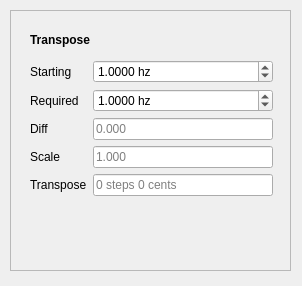
First picture: the form in resources/transpose_panel.ui, repository plewto/Piasa, before the edit.
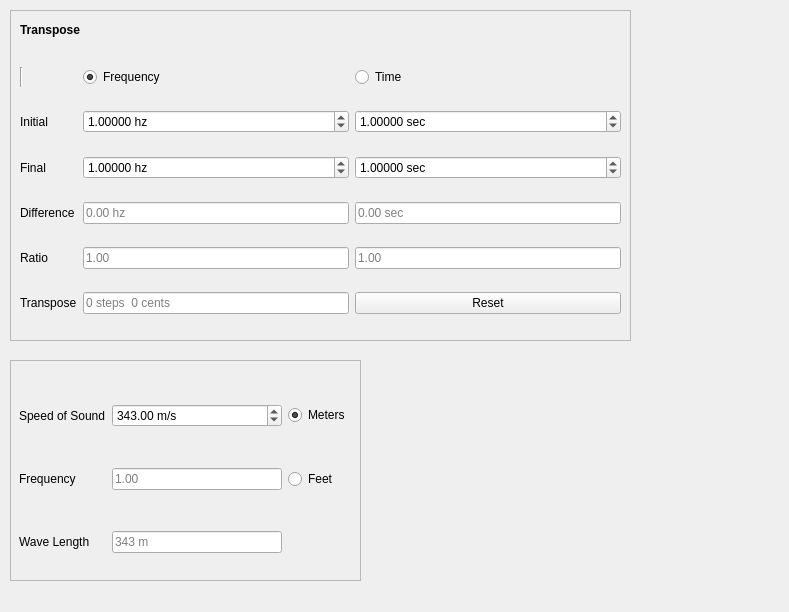
Second picture: the form after the edit.

Commit message: Updates Transpose panel to include period and wavelength values.

```diff
--- a/resources/transpose_panel.ui
+++ b/resources/transpose_panel.ui
@@ -6,8 +6,8 @@
    <rect>
     <x>0</x>
     <y>0</y>
-    <width>302</width>
-    <height>286</height>
+    <width>789</width>
+    <height>612</height>
    </rect>
   </property>
   <property name="windowTitle">
@@ -18,8 +18,8 @@
     <rect>
      <x>10</x>
      <y>10</y>
-     <width>281</width>
-     <height>261</height>
+     <width>621</width>
+     <height>331</height>
     </rect>
    </property>
    <property name="frameShape">
@@ -31,8 +31,8 @@
    <widget class="QLabel" name="label">
     <property name="geometry">
      <rect>
-      <x>20</x>
-      <y>20</y>
+      <x>10</x>
+      <y>10</y>
       <width>81</width>
       <height>20</height>
      </rect>
@@ -50,131 +50,310 @@
    <widget class="QWidget" name="formLayoutWidget">
     <property name="geometry">
      <rect>
-      <x>20</x>
-      <y>50</y>
-      <width>243</width>
-      <height>186</height>
+      <x>10</x>
+      <y>40</y>
+      <width>601</width>
+      <height>281</height>
      </rect>
     </property>
-    <layout class="QFormLayout" name="formLayout">
-     <property name="fieldGrowthPolicy">
-      <enum>QFormLayout::AllNonFixedFieldsGrow</enum>
-     </property>
+    <layout class="QGridLayout" name="gridLayout">
      <item row="0" column="0">
+      <widget class="Line" name="line">
+       <property name="orientation">
+        <enum>Qt::Vertical</enum>
+       </property>
+      </widget>
+     </item>
+     <item row="5" column="3">
+      <widget class="QLineEdit" name="line_edit_transpose">
+       <property name="readOnly">
+        <bool>true</bool>
+       </property>
+       <property name="placeholderText">
+        <string>0 steps  0 cents</string>
+       </property>
+      </widget>
+     </item>
+     <item row="0" column="3">
+      <widget class="QRadioButton" name="radio_frequency">
+       <property name="text">
+        <string>Frequency </string>
+       </property>
+       <property name="checked">
+        <bool>true</bool>
+       </property>
+      </widget>
+     </item>
+     <item row="4" column="3">
+      <widget class="QLineEdit" name="line_edit_freq_ratio">
+       <property name="readOnly">
+        <bool>true</bool>
+       </property>
+       <property name="placeholderText">
+        <string>1.00</string>
+       </property>
+      </widget>
+     </item>
+     <item row="1" column="0">
       <widget class="QLabel" name="label_2">
        <property name="text">
-        <string>Starting</string>
+        <string>Initial</string>
        </property>
       </widget>
      </item>
-     <item row="1" column="0">
-      <widget class="QLabel" name="label_3">
-       <property name="text">
-        <string>Required</string>
+     <item row="1" column="4">
+      <widget class="QDoubleSpinBox" name="dspin_time0">
+       <property name="readOnly">
+        <bool>false</bool>
        </property>
-      </widget>
-     </item>
-     <item row="3" column="0">
-      <widget class="QLabel" name="label_4">
-       <property name="text">
-        <string>Scale</string>
+       <property name="suffix">
+        <string> sec</string>
+       </property>
+       <property name="decimals">
+        <number>5</number>
+       </property>
+       <property name="minimum">
+        <double>0.000050000000000</double>
+       </property>
+       <property name="maximum">
+        <double>20000.000000000000000</double>
+       </property>
+       <property name="value">
+        <double>1.000000000000000</double>
        </property>
       </widget>
      </item>
      <item row="4" column="0">
       <widget class="QLabel" name="label_5">
        <property name="text">
-        <string>Transpose</string>
+        <string>Ratio</string>
        </property>
       </widget>
      </item>
-     <item row="0" column="1">
-      <widget class="QDoubleSpinBox" name="dspin_starting">
-       <property name="toolTip">
-        <string>Initial frequency</string>
-       </property>
-       <property name="suffix">
-        <string> hz</string>
-       </property>
-       <property name="decimals">
-        <number>4</number>
-       </property>
-       <property name="minimum">
-        <double>0.000100000000000</double>
-       </property>
-       <property name="maximum">
-        <double>1000000.000000000000000</double>
-       </property>
-       <property name="value">
-        <double>1.000000000000000</double>
-       </property>
-      </widget>
-     </item>
-     <item row="1" column="1">
-      <widget class="QDoubleSpinBox" name="dspin_required">
-       <property name="toolTip">
-        <string>Required frequency</string>
-       </property>
-       <property name="suffix">
-        <string> hz</string>
-       </property>
-       <property name="decimals">
-        <number>4</number>
-       </property>
-       <property name="minimum">
-        <double>0.000100000000000</double>
-       </property>
-       <property name="maximum">
-        <double>1000000.000000000000000</double>
-       </property>
-       <property name="value">
-        <double>1.000000000000000</double>
-       </property>
-      </widget>
-     </item>
-     <item row="3" column="1">
-      <widget class="QLineEdit" name="line_edit_scale">
-       <property name="toolTip">
-        <string>Ratio required / starting</string>
-       </property>
-       <property name="readOnly">
-        <bool>true</bool>
-       </property>
-       <property name="placeholderText">
-        <string>1.000</string>
-       </property>
-      </widget>
-     </item>
-     <item row="4" column="1">
-      <widget class="QLineEdit" name="line_edit_transpose">
-       <property name="toolTip">
-        <string>Transpose amount in steps and cents</string>
-       </property>
-       <property name="readOnly">
-        <bool>true</bool>
-       </property>
-       <property name="placeholderText">
-        <string>0 steps 0 cents</string>
-       </property>
-      </widget>
-     </item>
-     <item row="2" column="0">
+     <item row="5" column="0">
       <widget class="QLabel" name="label_6">
        <property name="text">
-        <string>Diff</string>
+        <string>Transpose</string>
        </property>
       </widget>
      </item>
-     <item row="2" column="1">
-      <widget class="QLineEdit" name="line_edit_diff">
-       <property name="toolTip">
-        <string>Differance abs(required - start)</string>
+     <item row="2" column="0">
+      <widget class="QLabel" name="label_3">
+       <property name="text">
+        <string>Final</string>
        </property>
+      </widget>
+     </item>
+     <item row="3" column="0">
+      <widget class="QLabel" name="label_4">
+       <property name="text">
+        <string>Difference</string>
+       </property>
+      </widget>
+     </item>
+     <item row="3" column="3">
+      <widget class="QLineEdit" name="line_edit_freq_diff">
        <property name="readOnly">
         <bool>true</bool>
        </property>
        <property name="placeholderText">
-        <string>0.000</string>
+        <string>0.00 hz</string>
+       </property>
+      </widget>
+     </item>
+     <item row="2" column="4">
+      <widget class="QDoubleSpinBox" name="dspin_time1">
+       <property name="readOnly">
+        <bool>false</bool>
+       </property>
+       <property name="suffix">
+        <string> sec</string>
+       </property>
+       <property name="decimals">
+        <number>5</number>
+       </property>
+       <property name="minimum">
+        <double>0.000050000000000</double>
+       </property>
+       <property name="maximum">
+        <double>20000.000000000000000</double>
+       </property>
+       <property name="value">
+        <double>1.000000000000000</double>
+       </property>
+      </widget>
+     </item>
+     <item row="2" column="3">
+      <widget class="QDoubleSpinBox" name="dspin_freq1">
+       <property name="suffix">
+        <string> hz</string>
+       </property>
+       <property name="decimals">
+        <number>5</number>
+       </property>
+       <property name="minimum">
+        <double>0.000050000000000</double>
+       </property>
+       <property name="maximum">
+        <double>20000.000000000000000</double>
+       </property>
+       <property name="value">
+        <double>1.000000000000000</double>
+       </property>
+      </widget>
+     </item>
+     <item row="1" column="3">
+      <widget class="QDoubleSpinBox" name="dspin_freq0">
+       <property name="suffix">
+        <string> hz</string>
+       </property>
+       <property name="decimals">
+        <number>5</number>
+       </property>
+       <property name="minimum">
+        <double>0.000050000000000</double>
+       </property>
+       <property name="maximum">
+        <double>20000.000000000000000</double>
+       </property>
+       <property name="value">
+        <double>1.000000000000000</double>
+       </property>
+      </widget>
+     </item>
+     <item row="3" column="4">
+      <widget class="QLineEdit" name="line_edit_time_diff">
+       <property name="readOnly">
+        <bool>true</bool>
+       </property>
+       <property name="placeholderText">
+        <string>0.00 sec</string>
+       </property>
+      </widget>
+     </item>
+     <item row="4" column="4">
+      <widget class="QLineEdit" name="line_edit_time_ratio">
+       <property name="readOnly">
+        <bool>true</bool>
+       </property>
+       <property name="placeholderText">
+        <string>1.00</string>
+       </property>
+      </widget>
+     </item>
+     <item row="0" column="4">
+      <widget class="QRadioButton" name="radio_time">
+       <property name="text">
+        <string>Time </string>
+       </property>
+      </widget>
+     </item>
+     <item row="5" column="4">
+      <widget class="QPushButton" name="button_reset">
+       <property name="text">
+        <string>Reset</string>
+       </property>
+      </widget>
+     </item>
+    </layout>
+   </widget>
+  </widget>
+  <widget class="QFrame" name="frame_2">
+   <property name="geometry">
+    <rect>
+     <x>10</x>
+     <y>360</y>
+     <width>351</width>
+     <height>221</height>
+    </rect>
+   </property>
+   <property name="frameShape">
+    <enum>QFrame::StyledPanel</enum>
+   </property>
+   <property name="frameShadow">
+    <enum>QFrame::Raised</enum>
+   </property>
+   <widget class="QWidget" name="gridLayoutWidget_2">
+    <property name="geometry">
+     <rect>
+      <x>9</x>
+      <y>9</y>
+      <width>331</width>
+      <height>221</height>
+     </rect>
+    </property>
+    <layout class="QGridLayout" name="gridLayout_2">
+     <item row="2" column="2">
+      <widget class="QLineEdit" name="line_edit_lambda">
+       <property name="readOnly">
+        <bool>true</bool>
+       </property>
+       <property name="placeholderText">
+        <string>343 m</string>
+       </property>
+      </widget>
+     </item>
+     <item row="2" column="0">
+      <widget class="QLabel" name="label_9">
+       <property name="text">
+        <string>Wave Length</string>
+       </property>
+      </widget>
+     </item>
+     <item row="1" column="0">
+      <widget class="QLabel" name="label_8">
+       <property name="text">
+        <string>Frequency</string>
+       </property>
+      </widget>
+     </item>
+     <item row="0" column="0">
+      <widget class="QLabel" name="label_7">
+       <property name="text">
+        <string>Speed of Sound</string>
+       </property>
+      </widget>
+     </item>
+     <item row="1" column="2">
+      <widget class="QLineEdit" name="line_edit_freq0_copy">
+       <property name="readOnly">
+        <bool>true</bool>
+       </property>
+       <property name="placeholderText">
+        <string>1.00</string>
+       </property>
+      </widget>
+     </item>
+     <item row="0" column="2">
+      <widget class="QDoubleSpinBox" name="dspin_speed">
+       <property name="suffix">
+        <string> m/s</string>
+       </property>
+       <property name="minimum">
+        <double>1.000000000000000</double>
+       </property>
+       <property name="maximum">
+        <double>3300.000000000000000</double>
+       </property>
+       <property name="value">
+        <double>343.000000000000000</double>
+       </property>
+      </widget>
+     </item>
+     <item row="0" column="3">
+      <widget class="QRadioButton" name="radio_metric">
+       <property name="text">
+        <string>Meters</string>
+       </property>
+       <property name="checked">
+        <bool>true</bool>
+       </property>
+      </widget>
+     </item>
+     <item row="1" column="3">
+      <widget class="QRadioButton" name="radio_imperial">
+       <property name="text">
+        <string>Feet</string>
        </property>
       </widget>
      </item>
```
Left out of the diff: 2 changed lines with no effect on the pictures. The commit also changes 3 other files.
